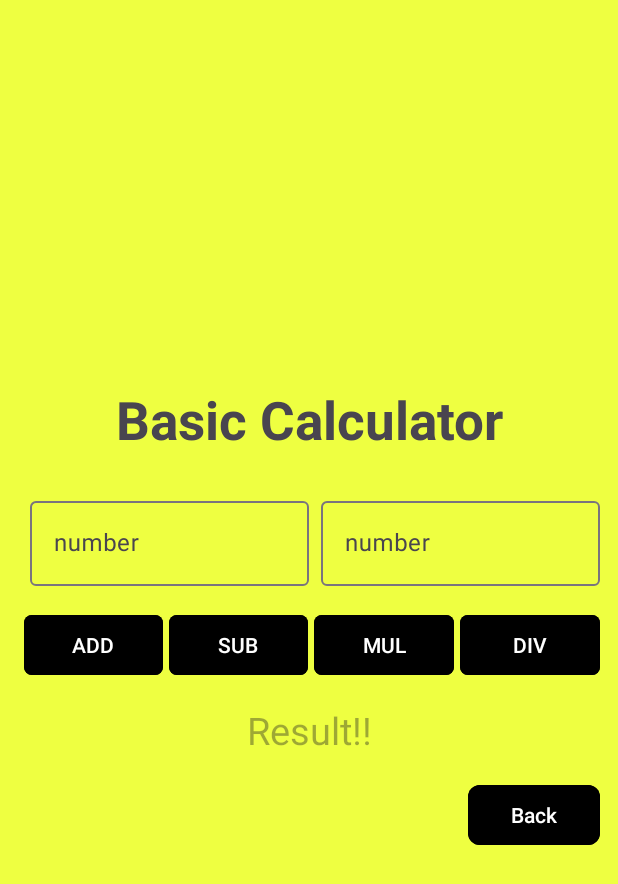
After one commit to jpCoding003/ViewModelDemo, an Android app: the CalCFragment screen opened through its navigation route, on a phone screen of 412 x 824 dp. The commit adds this screen. Shown: the top 884 px of the screen. Run offline under Robolectric (Android 15) with nearby library versions, the phone set to English and light mode, and no system bars.

Commit message:
Basic Arithmatic Using ViewModel, In Fragment

```diff
--- a/app/src/main/AndroidManifest.xml
+++ b/app/src/main/AndroidManifest.xml
@@ -11,6 +11,9 @@
         android:roundIcon="@mipmap/ic_launcher_round"
         android:supportsRtl="true"
         android:theme="@style/Theme.ViewModelDemo">
+        <activity
+            android:name=".CalculatActivity"
+            android:exported="false" />
         <activity
             android:name=".MainActivity"
             android:exported="false" />
--- /dev/null
+++ b/app/src/main/java/com/tops/viewmodeldemo/Fragments/CalCFragment.kt
@@ -0,0 +1,128 @@
+package com.tops.viewmodeldemo.Fragments
+
+import android.os.Bundle
+import android.util.Log
+import androidx.fragment.app.Fragment
+import android.view.LayoutInflater
+import android.view.View
+import android.view.ViewGroup
+import androidx.fragment.app.viewModels
+import androidx.lifecycle.Observer
+import androidx.navigation.fragment.findNavController
+import com.tops.viewmodeldemo.R
+import com.tops.viewmodeldemo.ViewModels.CalcViewModel
+import com.tops.viewmodeldemo.databinding.FragmentCalCBinding
+
+class CalCFragment : Fragment() {
+
+private lateinit var binding: FragmentCalCBinding
+private val calcviewmodel: CalcViewModel by viewModels()
+    lateinit var oper: String
+    override fun onCreate(savedInstanceState: Bundle?) {
+        super.onCreate(savedInstanceState)
+
+    }
+
+    override fun onCreateView(
+        inflater: LayoutInflater, container: ViewGroup?,
+        savedInstanceState: Bundle?
+    ): View? {
+        binding = FragmentCalCBinding.inflate(layoutInflater)
+        return binding.root
+    }
+
+
+    override fun onViewCreated(view: View, savedInstanceState: Bundle?) {
+        super.onViewCreated(view, savedInstanceState)
+
+        calcviewmodel.result.observe(viewLifecycleOwner, Observer{
+            r-> binding.tvresult.text = "Ans: $r"
+        })
+
+
+        binding.btnAdd.setOnClickListener {
+//            val num1 = binding.etNum1.text.toString()
+//            val num2= binding.etNum2.text.toString()
+//
+//            if (num1.isNotEmpty() && num2.isNotEmpty()){
+//                oper = "Add"
+//                calcviewmodel.getresult(num1.toInt(),num2.toInt(),oper)
+//                binding.etNum1.text?.clear()
+//                binding.etNum2.text?.clear()
+//            }else{
+//                binding.tvresult.text = "Please fill both input fields"
+//            }
+            InputAndCalc("Add")
+        }
+
+        binding.btnSub.setOnClickListener {
+//            val num1 = binding.etNum1.text.toString()
+//            val num2= binding.etNum2.text.toString()
+//
+//            if (num1.isNotEmpty() && num2.isNotEmpty()){
+//                oper = "Sub"
+//                calcviewmodel.getresult(num1.toInt(),num2.toInt(),oper)
+//                binding.etNum1.text?.clear()
+//                binding.etNum2.text?.clear()
+//            }else{
+//                binding.tvresult.text = "Please fill both input fields"
+//            }
+            InputAndCalc("Sub")
+        }
+
+        binding.btnMul.setOnClickListener {
+//            val num1 = binding.etNum1.text.toString()
+//            val num2= binding.etNum2.text.toString()
+//
+//            if (num1.isNotEmpty() && num2.isNotEmpty()){
+//                oper = "Mul"
+//                calcviewmodel.getresult(num1.toInt(),num2.toInt(),oper)
+//                binding.etNum1.text?.clear()
+//                binding.etNum2.text?.clear()
+//            }else{
+//                binding.tvresult.text = "Please fill both input fields"
+//            }
+            InputAndCalc("Mul")
+        }
+
+        binding.btnDiv.setOnClickListener {
+//            val num1 = binding.etNum1.text.toString()
+//            val num2= binding.etNum2.text.toString()
+//
+//            if (num1.isNotEmpty() && num2.isNotEmpty() && num2 !== "0"){
+//                oper = "Div"
+//                calcviewmodel.getresult(num1.toInt(),num2.toInt(),oper)
+//                binding.etNum1.text?.clear()
+//                binding.etNum2.text?.clear()
+//            }else if (num2 == "0"){
+//                binding.tvresult.text = "Number can't Divisible by Zero!!"
+//            }else{
+//                binding.tvresult.text = "Please Enter Numbers!!"
+//            }
+            InputAndCalc("Div")
+        }
+
+        binding.btnBack.setOnClickListener {
+            findNavController().navigate(R.id.action_calCFragment_to_thoughtFragment)
+        }
+    }
+
+    private fun InputAndCalc(oper: String){
+        val num1 = binding.etNum1.text.toString()
+        val num2= binding.etNum2.text.toString()
+
+        if (num1.isEmpty() || num2.isEmpty()){
+            binding.tvresult.setText(" Please fill both Input Fields")
+        }
+
+        if (oper == "Div" && num2 == "0"){
+            binding.tvresult.setText(" Can't Divisible by Zero!!")
+            return
+        }
+
+
+        calcviewmodel.getresult(num1.toInt(),num2.toInt(),oper)
+        binding.etNum1.text?.clear()
+        binding.etNum2.text?.clear()
+    }
+}
--- a/app/src/main/java/com/tops/viewmodeldemo/Fragments/ThoughtFragment.kt
+++ b/app/src/main/java/com/tops/viewmodeldemo/Fragments/ThoughtFragment.kt
@@ -9,6 +9,7 @@ import android.view.ViewGroup
 import androidx.activity.viewModels
 import androidx.fragment.app.viewModels
 import androidx.lifecycle.Observer
+import androidx.navigation.fragment.findNavController
 import com.tops.viewmodeldemo.R
 import com.tops.viewmodeldemo.ViewModels.QuotesViewModel
 import com.tops.viewmodeldemo.databinding.FragmentThoughtBinding
@@ -43,6 +44,10 @@ class ThoughtFragment : Fragment() {
             quotesviewmodel.randomGenerate()
         }
 
+        binding.btncalc.setOnClickListener {
+            findNavController().navigate(R.id.action_thoughtFragment_to_calCFragment)
+        }
+
     }
 
 }
--- /dev/null
+++ b/app/src/main/java/com/tops/viewmodeldemo/ViewModels/CalcViewModel.kt
@@ -0,0 +1,26 @@
+package com.tops.viewmodeldemo.ViewModels
+
+import android.util.Log
+import androidx.lifecycle.LiveData
+import androidx.lifecycle.MutableLiveData
+import androidx.lifecycle.ViewModel
+
+class CalcViewModel: ViewModel() {
+
+
+    private val _result = MutableLiveData<String>()
+
+    val result: LiveData<String> = _result
+
+    fun getresult(num1: Int, num2: Int, oper: String){
+        Log.i("DataGet","DataGet in View Model Num1: ${num1}   &&   Num2: ${num2}")
+        Log.i("Dataset", " $oper")
+        _result.value = when(oper){
+            "Add"->"${num1 + num2}"
+            "Sub"->"${num1 - num2}"
+            "Mul"->"${num1 * num2}"
+            "Div"->"${num1 / num2}"
+            else->  "Enter Valid Details!!"
+        }
+    }
+}
--- /dev/null
+++ b/app/src/main/res/layout/fragment_cal_c.xml
@@ -0,0 +1,120 @@
+<?xml version="1.0" encoding="utf-8"?>
+<LinearLayout xmlns:android="http://schemas.android.com/apk/res/android"
+    xmlns:tools="http://schemas.android.com/tools"
+    android:layout_width="match_parent"
+    android:layout_height="match_parent"
+    android:gravity="center"
+    xmlns:app="http://schemas.android.com/apk/res-auto"
+    android:padding="12dp"
+    android:background="#EEFF41"
+    android:orientation="vertical"
+    tools:context=".Fragments.CalCFragment">
+
+    <TextView
+        android:layout_width="match_parent"
+        android:layout_height="wrap_content"
+        android:text="Basic Calculator"
+        android:textStyle="bold"
+        android:textSize="35sp"
+        android:gravity="center"
+        android:layout_marginBottom="25dp"/>
+
+<LinearLayout
+    android:layout_width="match_parent"
+    android:layout_height="wrap_content"
+    android:orientation="horizontal">
+    <com.google.android.material.textfield.TextInputLayout
+        android:layout_width="match_parent"
+        android:layout_height="wrap_content"
+        android:layout_marginStart="8dp"
+        android:layout_weight="1">
+
+        <com.google.android.material.textfield.TextInputEditText
+            android:id="@+id/etNum1"
+            android:layout_width="match_parent"
+            android:layout_height="wrap_content"
+            android:inputType="number"
+            android:hint="number"/>
+    </com.google.android.material.textfield.TextInputLayout>
+
+    <com.google.android.material.textfield.TextInputLayout
+        android:layout_width="match_parent"
+        android:layout_height="wrap_content"
+        android:layout_marginStart="8dp"
+        android:layout_weight="1">
+
+        <com.google.android.material.textfield.TextInputEditText
+            android:id="@+id/etNum2"
+            android:layout_width="match_parent"
+            android:layout_height="wrap_content"
+            android:inputType="number"
+            android:hint="number"/>
+    </com.google.android.material.textfield.TextInputLayout>
+</LinearLayout>
+
+    <LinearLayout
+        android:layout_marginTop="15dp"
+        android:layout_width="match_parent"
+        android:layout_height="wrap_content"
+        android:orientation="horizontal">
+
+        <com.google.android.material.button.MaterialButton
+            android:id="@+id/btnAdd"
+            android:layout_width="wrap_content"
+            android:layout_height="match_parent"
+            android:text="ADD"
+            app:cornerRadius="5dp"
+            android:layout_marginStart="4dp"
+            android:backgroundTint="@color/black"
+            android:layout_weight="1"/>
+
+        <com.google.android.material.button.MaterialButton
+            android:id="@+id/btnSub"
+            android:layout_width="wrap_content"
+            android:layout_height="match_parent"
+            android:layout_marginStart="4dp"
+            android:text="SUB"
+            app:cornerRadius="5dp"
+            android:backgroundTint="@color/black"
+            android:layout_weight="1"/>
+        <com.google.android.material.button.MaterialButton
+            android:id="@+id/btnMul"
+            android:layout_width="wrap_content"
+            android:layout_height="match_parent"
+            android:layout_marginStart="4dp"
+            android:text="MUL"
+            app:cornerRadius="5dp"
+            android:backgroundTint="@color/black"
+            android:layout_weight="1"/>
+        <com.google.android.material.button.MaterialButton
+            android:id="@+id/btnDiv"
+            android:layout_width="wrap_content"
+            android:layout_height="match_parent"
+            android:layout_marginStart="4dp"
+            android:text="DIV"
+            app:cornerRadius="5dp"
+            android:backgroundTint="@color/black"
+            android:layout_weight="1"/>
+    </LinearLayout>
+
+    <TextView
+        android:id="@+id/tvresult"
+        android:layout_width="match_parent"
+        android:layout_height="wrap_content"
+        android:layout_marginTop="15dp"
+        android:hint="Result!!"
+        android:textColor="@color/black"
+        android:textSize="25sp"
+        android:gravity="center"/>
+
+    <com.google.android.material.button.MaterialButton
+        android:id="@+id/btnBack"
+        android:layout_width="wrap_content"
+        android:layout_height="wrap_content"
+        android:layout_marginTop="15dp"
+        android:layout_gravity="end"
+        android:text="Back"
+        android:backgroundTint="@color/black"
+        app:cornerRadius="8dp"/>
+
+</LinearLayout>
--- /dev/null
+++ b/app/src/main/res/navigation/cal_nav.xml
@@ -0,0 +1,6 @@
+<?xml version="1.0" encoding="utf-8"?>
+<navigation xmlns:android="http://schemas.android.com/apk/res/android"
+    xmlns:app="http://schemas.android.com/apk/res-auto"
+    android:id="@+id/cal_nav">
+
+</navigation>
--- a/app/src/main/res/navigation/mobile_navigation.xml
+++ b/app/src/main/res/navigation/mobile_navigation.xml
@@ -9,5 +9,18 @@
         android:id="@+id/thoughtFragment"
         android:name="com.tops.viewmodeldemo.Fragments.ThoughtFragment"
         android:label="fragment_thought"
-        tools:layout="@layout/fragment_thought" />
+        tools:layout="@layout/fragment_thought" >
+        <action
+            android:id="@+id/action_thoughtFragment_to_calCFragment"
+            app:destination="@id/calCFragment" />
+    </fragment>
+    <fragment
+        android:id="@+id/calCFragment"
+        android:name="com.tops.viewmodeldemo.Fragments.CalCFragment"
+        android:label="fragment_cal_c"
+        tools:layout="@layout/fragment_cal_c" >
+        <action
+            android:id="@+id/action_calCFragment_to_thoughtFragment"
+            app:destination="@id/thoughtFragment" />
+    </fragment>
 </navigation>
```
Also changed, not shown: app/src/main/java/com/tops/viewmodeldemo/CalculatActivity.kt (added, +20 -0 lines), app/src/main/res/layout/activity_calculat.xml (added, +10 -0 lines), app/src/main/res/layout/fragment_thought.xml (+10 -0 lines).
